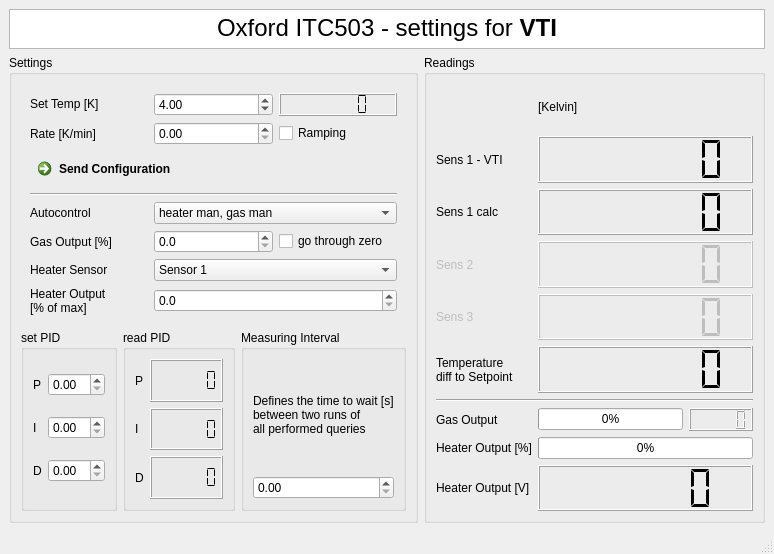
Above: CryostatGUI/Oxford/itc503_main.ui from Cryostat-GUI/Cryostat-GUI before the change. Below: the same form after it.
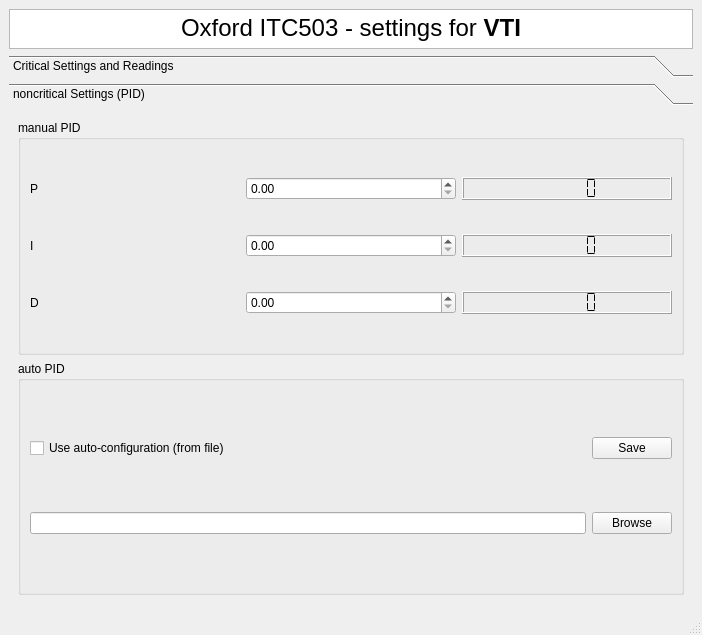
That is the form after the change.

Commit message: zmq itc503 GUI updates

```diff
--- a/CryostatGUI/Oxford/itc503_main.ui
+++ b/CryostatGUI/Oxford/itc503_main.ui
@@ -6,8 +6,8 @@
    <rect>
     <x>0</x>
     <y>0</y>
-    <width>774</width>
-    <height>554</height>
+    <width>702</width>
+    <height>635</height>
    </rect>
   </property>
   <property name="windowTitle">
@@ -38,127 +38,45 @@
       </property>
      </widget>
     </item>
-    <item row="1" column="0">
+    <item row="2" column="0" colspan="2">
+     <widget class="QToolBox" name="toolBox">
+      <property name="minimumSize">
+       <size>
+        <width>680</width>
+        <height>515</height>
+       </size>
+      </property>
+      <property name="frameShape">
+       <enum>QFrame::NoFrame</enum>
+      </property>
+      <property name="frameShadow">
+       <enum>QFrame::Plain</enum>
+      </property>
+      <property name="currentIndex">
+       <number>1</number>
+      </property>
+      <widget class="QWidget" name="page">
+       <property name="geometry">
+        <rect>
+         <x>0</x>
+         <y>0</y>
+         <width>680</width>
+         <height>453</height>
+        </rect>
+       </property>
+       <attribute name="label">
+        <string>Critical Settings and Readings</string>
+       </attribute>
+       <layout class="QHBoxLayout" name="horizontalLayout">
+        <item>
      <widget class="QGroupBox" name="groupSettings">
       <property name="title">
        <string>Settings</string>
       </property>
       <layout class="QGridLayout" name="gridLayout_6">
-       <item row="7" column="0">
-        <widget class="QGroupBox" name="groupBox">
-         <property name="title">
-          <string>set PID</string>
-         </property>
-         <layout class="QGridLayout" name="gridLayout_4">
-          <item row="0" column="0">
-           <widget class="QLabel" name="label_2">
-            <property name="text">
-             <string>P</string>
-            </property>
-           </widget>
-          </item>
-          <item row="1" column="0">
-           <widget class="QLabel" name="label_3">
-            <property name="text">
-             <string>I</string>
-            </property>
-           </widget>
-          </item>
-          <item row="2" column="0">
-           <widget class="QLabel" name="label_4">
-            <property name="text">
-             <string>D</string>
-            </property>
-           </widget>
-          </item>
-          <item row="0" column="1">
-           <widget class="QDoubleSpinBox" name="spinsetProportionalID"/>
-          </item>
-          <item row="1" column="1">
-           <widget class="QDoubleSpinBox" name="spinsetPIntegrationD"/>
-          </item>
-          <item row="2" column="1">
-           <widget class="QDoubleSpinBox" name="spinsetPIDerivative"/>
-          </item>
-         </layout>
-        </widget>
-       </item>
-       <item row="0" column="0" colspan="4">
+           <item row="0" column="0" colspan="2">
         <widget class="QWidget" name="widget" native="true">
          <layout class="QGridLayout" name="gridLayout">
-          <item row="0" column="2">
-           <widget class="QLCDNumber" name="lcdTemp_set">
-            <property name="sizePolicy">
-             <sizepolicy hsizetype="Minimum" vsizetype="Maximum">
-              <horstretch>0</horstretch>
-              <verstretch>0</verstretch>
-             </sizepolicy>
-            </property>
-            <property name="digitCount">
-             <number>6</number>
-            </property>
-            <property name="segmentStyle">
-             <enum>QLCDNumber::Flat</enum>
-            </property>
-           </widget>
-          </item>
-          <item row="6" column="1" colspan="2">
-           <widget class="QComboBox" name="combosetHeatersens">
-            <item>
-             <property name="text">
-              <string>Sensor 1</string>
-             </property>
-            </item>
-            <item>
-             <property name="text">
-              <string>Sensor 2</string>
-             </property>
-            </item>
-            <item>
-             <property name="text">
-              <string>Sensor 3</string>
-             </property>
-            </item>
-           </widget>
-          </item>
-          <item row="3" column="0" colspan="3">
-           <widget class="Line" name="line_2">
-            <property name="orientation">
-             <enum>Qt::Horizontal</enum>
-            </property>
-           </widget>
-          </item>
-          <item row="6" column="0">
-           <widget class="QLabel" name="label_6">
-            <property name="text">
-             <string>Heater Sensor</string>
-            </property>
-           </widget>
-          </item>
-          <item row="4" column="1" colspan="2">
-           <widget class="QComboBox" name="combosetAutocontrol">
-            <item>
-             <property name="text">
-              <string>heater man, gas man</string>
-             </property>
-            </item>
-            <item>
-             <property name="text">
-              <string>heater auto, gas man</string>
-             </property>
-            </item>
-            <item>
-             <property name="text">
-              <string>heater man, gas auto</string>
-             </property>
-            </item>
-            <item>
-             <property name="text">
-              <string>heater auto, gas auto</string>
-             </property>
-            </item>
-           </widget>
-          </item>
           <item row="5" column="1">
            <widget class="QDoubleSpinBox" name="spinsetGasOutput">
             <property name="inputMethodHints">
@@ -179,10 +97,35 @@
             </property>
            </widget>
           </item>
-          <item row="7" column="1" colspan="2">
-           <widget class="QDoubleSpinBox" name="spinsetHeaterPercent">
-            <property name="decimals">
-             <number>1</number>
+              <item row="4" column="1" colspan="2">
+               <widget class="QComboBox" name="combosetAutocontrol">
+                <item>
+                 <property name="text">
+                  <string>heater man, gas man</string>
+                 </property>
+                </item>
+                <item>
+                 <property name="text">
+                  <string>heater auto, gas man</string>
+                 </property>
+                </item>
+                <item>
+                 <property name="text">
+                  <string>heater man, gas auto</string>
+                 </property>
+                </item>
+                <item>
+                 <property name="text">
+                  <string>heater auto, gas auto</string>
+                 </property>
+                </item>
+               </widget>
+              </item>
+              <item row="7" column="0">
+               <widget class="QLabel" name="label_5">
+                <property name="text">
+                 <string>Heater Output 
+[% of max]</string>
             </property>
            </widget>
           </item>
@@ -274,10 +217,65 @@
             </property>
            </widget>
           </item>
+              <item row="3" column="0" colspan="3">
+               <widget class="Line" name="line_2">
+                <property name="orientation">
+                 <enum>Qt::Horizontal</enum>
+                </property>
+               </widget>
+              </item>
+              <item row="0" column="2">
+               <widget class="QLCDNumber" name="lcdTemp_set">
+                <property name="sizePolicy">
+                 <sizepolicy hsizetype="Minimum" vsizetype="Maximum">
+                  <horstretch>0</horstretch>
+                  <verstretch>0</verstretch>
+                 </sizepolicy>
+                </property>
+                <property name="digitCount">
+                 <number>6</number>
+                </property>
+                <property name="segmentStyle">
+                 <enum>QLCDNumber::Flat</enum>
+                </property>
+               </widget>
+              </item>
+              <item row="6" column="0">
+               <widget class="QLabel" name="label_6">
+                <property name="enabled">
+                 <bool>false</bool>
+                </property>
+                <property name="text">
+                 <string>Heater Sensor</string>
+                </property>
+               </widget>
+              </item>
+              <item row="6" column="1" colspan="2">
+               <widget class="QComboBox" name="combosetHeatersens">
+                <property name="enabled">
+                 <bool>false</bool>
+                </property>
+                <item>
+                 <property name="text">
+                  <string>Sensor 1</string>
+                 </property>
+                </item>
+                <item>
+                 <property name="text">
+                  <string>Sensor 2</string>
+                 </property>
+                </item>
+                <item>
+                 <property name="text">
+                  <string>Sensor 3</string>
+                 </property>
+                </item>
+               </widget>
+              </item>
          </layout>
         </widget>
        </item>
-       <item row="7" column="2" colspan="2">
+           <item row="1" column="0" colspan="2">
         <widget class="QGroupBox" name="groupBox_2">
          <property name="title">
           <string>Measuring Interval</string>
@@ -302,70 +300,10 @@
          </layout>
         </widget>
        </item>
-       <item row="7" column="1">
-        <widget class="QGroupBox" name="groupPID">
-         <property name="title">
-          <string>read PID</string>
-         </property>
-         <layout class="QGridLayout" name="gridLayout_2">
-          <item row="0" column="0">
-           <widget class="QLabel" name="label_14">
-            <property name="text">
-             <string>P</string>
-            </property>
-           </widget>
-          </item>
-          <item row="1" column="0">
-           <widget class="QLabel" name="label_15">
-            <property name="text">
-             <string>I</string>
-            </property>
-           </widget>
-          </item>
-          <item row="0" column="1">
-           <widget class="QLCDNumber" name="lcdProportionalID">
-            <property name="digitCount">
-             <number>6</number>
-            </property>
-            <property name="segmentStyle">
-             <enum>QLCDNumber::Flat</enum>
-            </property>
-           </widget>
-          </item>
-          <item row="1" column="1">
-           <widget class="QLCDNumber" name="lcdPIntegrationD">
-            <property name="digitCount">
-             <number>6</number>
-            </property>
-            <property name="segmentStyle">
-             <enum>QLCDNumber::Flat</enum>
-            </property>
-           </widget>
-          </item>
-          <item row="2" column="1">
-           <widget class="QLCDNumber" name="lcdPIDerivative">
-            <property name="digitCount">
-             <number>6</number>
-            </property>
-            <property name="segmentStyle">
-             <enum>QLCDNumber::Flat</enum>
-            </property>
-           </widget>
-          </item>
-          <item row="2" column="0">
-           <widget class="QLabel" name="label_16">
-            <property name="text">
-             <string>D</string>
-            </property>
-           </widget>
-          </item>
          </layout>
         </widget>
        </item>
-      </layout>
-     </widget>
-    </item>
-    <item row="1" column="1">
+        <item>
      <widget class="QGroupBox" name="groupReadings">
       <property name="title">
        <string>Readings</string>
@@ -552,7 +490,187 @@
          </property>
         </widget>
        </item>
-      </layout>
+           <item row="0" column="1" colspan="2">
+            <widget class="QLabel" name="label_21">
+             <property name="text">
+              <string>[Kelvin]</string>
+             </property>
+            </widget>
+           </item>
+           <item row="6" column="0" colspan="3">
+            <widget class="Line" name="line">
+             <property name="orientation">
+              <enum>Qt::Horizontal</enum>
+             </property>
+            </widget>
+           </item>
+           <item row="5" column="0">
+            <widget class="QLabel" name="label_11">
+             <property name="text">
+              <string>Temperature
+diff to Setpoint</string>
+             </property>
+            </widget>
+           </item>
+           <item row="9" column="1" colspan="2">
+            <widget class="QLCDNumber" name="lcdHeaterVoltage">
+             <property name="digitCount">
+              <number>6</number>
+             </property>
+             <property name="segmentStyle">
+              <enum>QLCDNumber::Flat</enum>
+             </property>
+            </widget>
+           </item>
+           <item row="4" column="1" colspan="2">
+            <widget class="QLCDNumber" name="lcdTemp_sens3_K">
+             <property name="enabled">
+              <bool>false</bool>
+             </property>
+             <property name="digitCount">
+              <number>7</number>
+             </property>
+             <property name="segmentStyle">
+              <enum>QLCDNumber::Flat</enum>
+             </property>
+            </widget>
+           </item>
+           <item row="4" column="0">
+            <widget class="QLabel" name="label_10">
+             <property name="enabled">
+              <bool>false</bool>
+             </property>
+             <property name="text">
+              <string>Sens 3</string>
+             </property>
+            </widget>
+           </item>
+          </layout>
+         </widget>
+        </item>
+       </layout>
+      </widget>
+      <widget class="QWidget" name="page_2">
+       <property name="geometry">
+        <rect>
+         <x>0</x>
+         <y>0</y>
+         <width>680</width>
+         <height>453</height>
+        </rect>
+       </property>
+       <attribute name="label">
+        <string>noncritical Settings (PID)</string>
+       </attribute>
+       <layout class="QVBoxLayout" name="verticalLayout">
+        <item>
+         <widget class="QGroupBox" name="groupBox">
+          <property name="title">
+           <string>manual PID</string>
+          </property>
+          <layout class="QGridLayout" name="gridLayout_4">
+           <item row="2" column="1">
+            <widget class="QDoubleSpinBox" name="spinsetPIDerivative"/>
+           </item>
+           <item row="0" column="1">
+            <widget class="QDoubleSpinBox" name="spinsetProportionalID"/>
+           </item>
+           <item row="1" column="1">
+            <widget class="QDoubleSpinBox" name="spinsetPIntegrationD"/>
+           </item>
+           <item row="1" column="0">
+            <widget class="QLabel" name="label_3">
+             <property name="text">
+              <string>I</string>
+             </property>
+            </widget>
+           </item>
+           <item row="0" column="0">
+            <widget class="QLabel" name="label_2">
+             <property name="text">
+              <string>P</string>
+             </property>
+            </widget>
+           </item>
+           <item row="2" column="0">
+            <widget class="QLabel" name="label_4">
+             <property name="text">
+              <string>D</string>
+             </property>
+            </widget>
+           </item>
+           <item row="1" column="2">
+            <widget class="QLCDNumber" name="lcdPIntegrationD">
+             <property name="digitCount">
+              <number>6</number>
+             </property>
+             <property name="segmentStyle">
+              <enum>QLCDNumber::Flat</enum>
+             </property>
+            </widget>
+           </item>
+           <item row="2" column="2">
+            <widget class="QLCDNumber" name="lcdPIDerivative">
+             <property name="digitCount">
+              <number>6</number>
+             </property>
+             <property name="segmentStyle">
+              <enum>QLCDNumber::Flat</enum>
+             </property>
+            </widget>
+           </item>
+           <item row="0" column="2">
+            <widget class="QLCDNumber" name="lcdProportionalID">
+             <property name="digitCount">
+              <number>6</number>
+             </property>
+             <property name="segmentStyle">
+              <enum>QLCDNumber::Flat</enum>
+             </property>
+            </widget>
+           </item>
+          </layout>
+         </widget>
+        </item>
+        <item>
+         <widget class="QGroupBox" name="groupBox_3">
+          <property name="title">
+           <string>auto PID</string>
+          </property>
+          <layout class="QGridLayout" name="gridLayout_2">
+           <item row="0" column="0">
+            <widget class="QCheckBox" name="checkUseAuto">
+             <property name="text">
+              <string>Use auto-configuration (from file)</string>
+             </property>
+            </widget>
+           </item>
+           <item row="1" column="0">
+            <widget class="QLineEdit" name="lineConfFile">
+             <property name="readOnly">
+              <bool>true</bool>
+             </property>
+            </widget>
+           </item>
+           <item row="0" column="1">
+            <widget class="QPushButton" name="pushConfLoad">
+             <property name="text">
+              <string>Save</string>
+             </property>
+            </widget>
+           </item>
+           <item row="1" column="1">
+            <widget class="QPushButton" name="pushConfBrowse">
+             <property name="text">
+              <string>Browse</string>
+             </property>
+            </widget>
+           </item>
+          </layout>
+         </widget>
+        </item>
+       </layout>
+      </widget>
      </widget>
     </item>
    </layout>
```
Left out of the diff: 193 changed lines with no effect on the pictures. Lines whose indentation alone changed are shown as unchanged.
